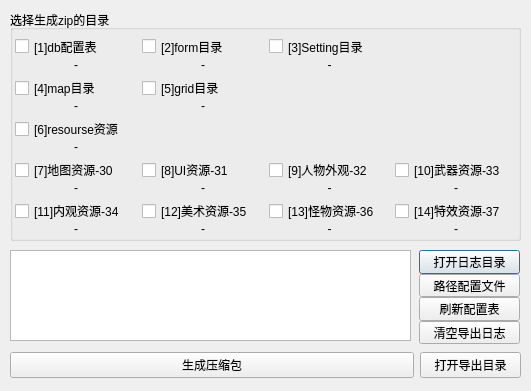
chunhaqiushif/SelfWorkTool, file data/UI/ui_res_compress.ui: the form before one commit.
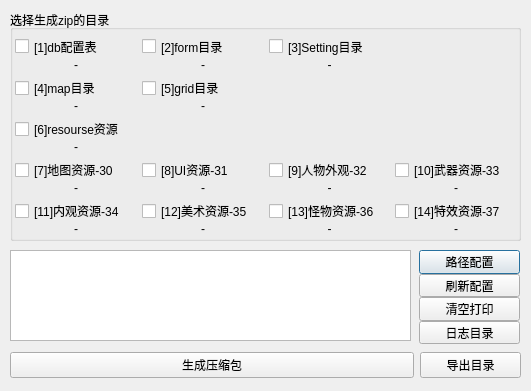
The form after the commit. Icons and pictures are not drawn.

Diff of the .ui file:
```diff
--- a/data/UI/ui_res_compress.ui
+++ b/data/UI/ui_res_compress.ui
@@ -49,31 +49,31 @@
     <property name="spacing">
      <number>0</number>
     </property>
-    <item>
-     <widget class="QPushButton" name="btn_log_folder">
-      <property name="text">
-       <string>打开日志目录</string>
-      </property>
-     </widget>
-    </item>
     <item>
      <widget class="QPushButton" name="btn_path_config">
       <property name="text">
-       <string>路径配置文件</string>
+       <string>路径配置</string>
       </property>
      </widget>
     </item>
     <item>
      <widget class="QPushButton" name="btn_config_refresh">
       <property name="text">
-       <string>刷新配置表</string>
+       <string>刷新配置</string>
       </property>
      </widget>
     </item>
     <item>
      <widget class="QPushButton" name="btn_clr_output">
       <property name="text">
-       <string>清空导出日志</string>
+       <string>清空打印</string>
+      </property>
+     </widget>
+    </item>
+    <item>
+     <widget class="QPushButton" name="btn_log_folder">
+      <property name="text">
+       <string>日志目录</string>
       </property>
      </widget>
     </item>
@@ -99,7 +99,7 @@
     <item>
      <widget class="QPushButton" name="btn_zip_folder">
       <property name="text">
-       <string>打开导出目录</string>
+       <string>导出目录</string>
       </property>
      </widget>
     </item>
```
